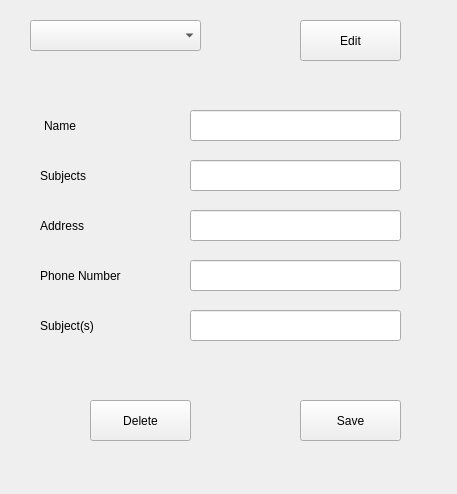
AfolabiSunday/timetable_generator, file editdelete_teachers.ui: the form before one commit.
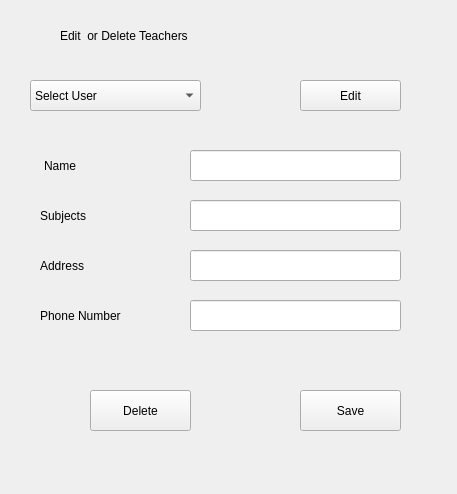
The form after the commit.

The edit to the form file:
```diff
--- a/editdelete_teachers.ui
+++ b/editdelete_teachers.ui
@@ -17,19 +17,24 @@
    <property name="geometry">
     <rect>
      <x>30</x>
-     <y>20</y>
+     <y>80</y>
      <width>171</width>
      <height>31</height>
     </rect>
    </property>
+   <item>
+    <property name="text">
+     <string>Select User</string>
+    </property>
+   </item>
   </widget>
   <widget class="QPushButton" name="pushButton">
    <property name="geometry">
     <rect>
      <x>300</x>
-     <y>20</y>
+     <y>80</y>
      <width>101</width>
-     <height>41</height>
+     <height>31</height>
     </rect>
    </property>
    <property name="text">
@@ -40,7 +45,7 @@
    <property name="geometry">
     <rect>
      <x>90</x>
-     <y>400</y>
+     <y>390</y>
      <width>101</width>
      <height>41</height>
     </rect>
@@ -53,7 +58,7 @@
    <property name="geometry">
     <rect>
      <x>190</x>
-     <y>210</y>
+     <y>250</y>
      <width>211</width>
      <height>31</height>
     </rect>
@@ -63,7 +68,7 @@
    <property name="geometry">
     <rect>
      <x>44</x>
-     <y>110</y>
+     <y>150</y>
      <width>111</width>
      <height>31</height>
     </rect>
@@ -79,7 +84,7 @@
    <property name="geometry">
     <rect>
      <x>190</x>
-     <y>160</y>
+     <y>200</y>
      <width>211</width>
      <height>31</height>
     </rect>
@@ -89,7 +94,7 @@
    <property name="geometry">
     <rect>
      <x>40</x>
-     <y>210</y>
+     <y>250</y>
      <width>111</width>
      <height>31</height>
     </rect>
@@ -105,7 +110,7 @@
    <property name="geometry">
     <rect>
      <x>190</x>
-     <y>110</y>
+     <y>150</y>
      <width>211</width>
      <height>31</height>
     </rect>
@@ -115,7 +120,7 @@
    <property name="geometry">
     <rect>
      <x>190</x>
-     <y>260</y>
+     <y>300</y>
      <width>211</width>
      <height>31</height>
     </rect>
@@ -125,7 +130,7 @@
    <property name="geometry">
     <rect>
      <x>40</x>
-     <y>160</y>
+     <y>200</y>
      <width>111</width>
      <height>31</height>
     </rect>
@@ -141,7 +146,7 @@
    <property name="geometry">
     <rect>
      <x>40</x>
-     <y>260</y>
+     <y>300</y>
      <width>121</width>
      <height>31</height>
     </rect>
@@ -157,7 +162,7 @@
    <property name="geometry">
     <rect>
      <x>300</x>
-     <y>400</y>
+     <y>390</y>
      <width>101</width>
      <height>41</height>
     </rect>
@@ -166,30 +171,20 @@
     <string>Save</string>
    </property>
   </widget>
-  <widget class="QLineEdit" name="lineEdit_5">
+  <widget class="QLabel" name="label">
    <property name="geometry">
     <rect>
-     <x>190</x>
-     <y>310</y>
-     <width>211</width>
-     <height>31</height>
-    </rect>
-   </property>
-  </widget>
-  <widget class="QLabel" name="label_6">
-   <property name="geometry">
-    <rect>
-     <x>40</x>
-     <y>310</y>
-     <width>121</width>
+     <x>60</x>
+     <y>20</y>
+     <width>321</width>
      <height>31</height>
     </rect>
    </property>
    <property name="styleSheet">
-    <string notr="true">font: 10pt &quot;Segoe UI&quot;;</string>
+    <string notr="true">font: 75 15pt &quot;Verdana&quot;;</string>
    </property>
    <property name="text">
-    <string>Subject(s)</string>
+    <string>Edit  or Delete Teachers</string>
    </property>
   </widget>
  </widget>
```
